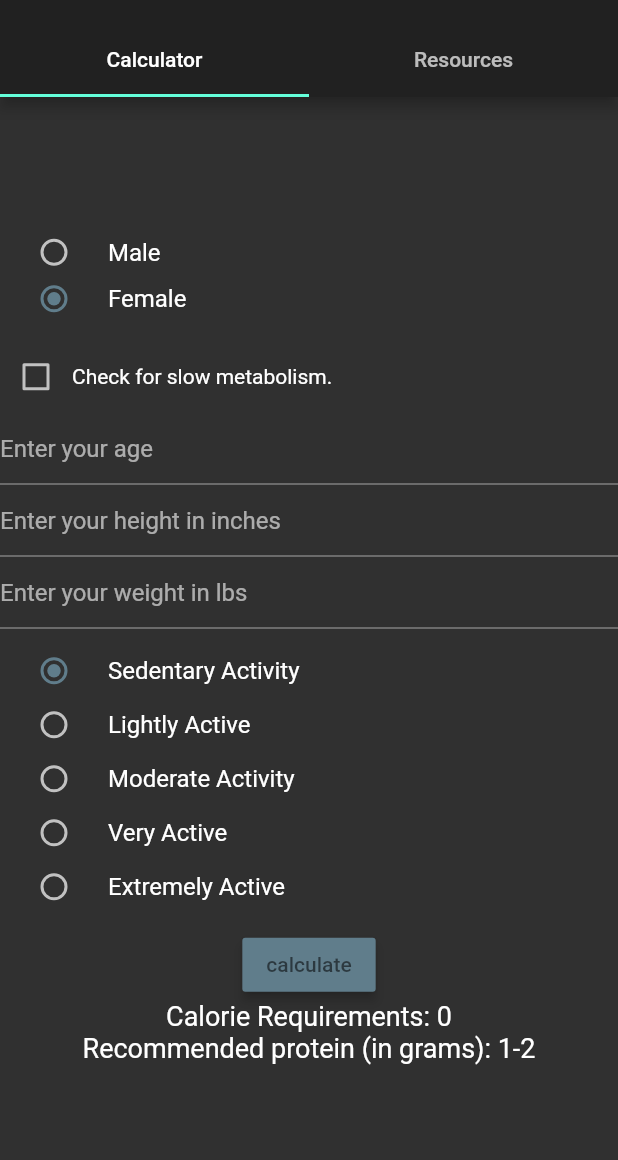
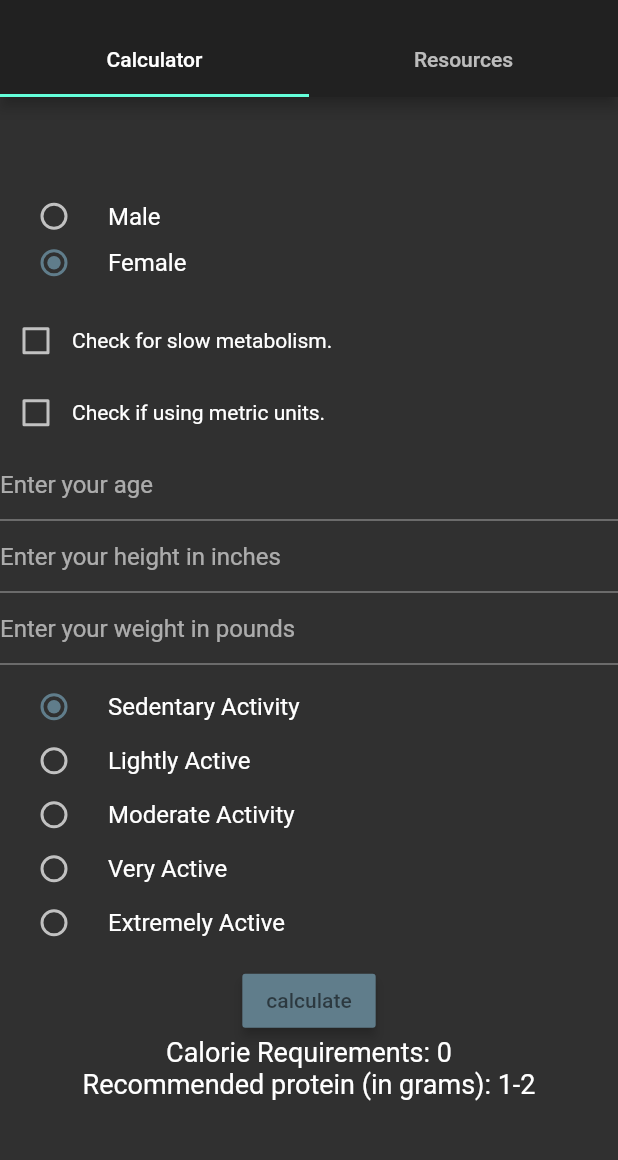
Before and after one commit to mehulghosal/energy_needs, a Flutter app: the screen it shows after launch, on a phone screen of 412 x 824 dp, the part 59-1219 px from its top. Run offline on Flutter 3.47's test engine with Material 2 defaults, Android fonts, the phone set to English and light mode, and no system bars.

```diff
--- a/energy_needs/lib/main.dart
+++ b/energy_needs/lib/main.dart
@@ -78,7 +78,10 @@ class _MyHomePageState extends State<MyHomePage> {
   bool val = false;
 
   bool slowMetabolism = false;
-  bool imperial = false;
+
+  bool metric = false;
+  var heightHint = 'Enter your height in inches';
+  var weightHint = 'Enter your weight in pounds';
 
   //false for female
   bool gender = false;
@@ -94,7 +97,17 @@ class _MyHomePageState extends State<MyHomePage> {
       // called again, and so nothing would appear to happen.
 
 
-      basal = (247-(2.67*age)+(401.5*(height)) + (8.6*(weight)));
+      if(metric){
+        weight = weight * 2.20462;
+        height = height * 39.37 / 100;
+      }
+
+      if(!gender){
+        basal = (247 - (2.67*age) + (401.5*(height)) + (8.6*(weight))); //female formula
+      }
+      else{
+        basal = (293 - (3.8*age) + (456.4*(height)) + (10.12*(weight))); //male formula
+      }
       exerciseExpenditure = basal* activityLevel;
       thermalFood = (basal+exerciseExpenditure)*.1;
       calNeeds = basal + exerciseExpenditure + thermalFood;
@@ -122,6 +135,7 @@ class _MyHomePageState extends State<MyHomePage> {
       child: DefaultTabController(
         length: 2,
         child: Scaffold(
+          resizeToAvoidBottomPadding: false,
           appBar: AppBar(
             title: GestureDetector(
               child: Text('Energy needs'),
@@ -191,7 +205,34 @@ class _MyHomePageState extends State<MyHomePage> {
                             )
                           ],
                         ),
+
+                        Row(
+                          children: <Widget>[
+                            Checkbox(
+                              value: metric,
+                              activeColor: Colors.blueGrey,
+                              onChanged: (bool value){
+                                setState(() {
+                                  metric=value;
+                                  if(metric){
+                                    heightHint = 'Enter your height in centimeters';
+                                    weightHint = 'Enter your weight in kilograms';
+                                  }
+                                  else{
+                                    heightHint = 'Enter your height in inches';
+                                    weightHint = 'Enter your weight in pounds';
+                                  }
+                                });
+                              },
+                            ),
+                            Text(
+                                "Check if using metric units."
+                            )
+                          ],
+                        ),
+
                         TextFormField(
+                          keyboardType: TextInputType.number,
                           decoration: const InputDecoration(
                             hintText: 'Enter your age',
                           ),
@@ -204,20 +245,23 @@ class _MyHomePageState extends State<MyHomePage> {
                           },
                         ),
                         TextFormField(
-                          decoration: const InputDecoration(
-                            hintText: 'Enter your height in inches',
+                          keyboardType: TextInputType.number,
+                          decoration: InputDecoration(
+                            hintText: heightHint,
                           ),
                           validator: (h) {
                             if (!isNumeric(h)) {
                               return 'Please enter a valid height';
                             }
+
                             height = int.parse(h)/39.37;
                             return null;
                           },
                         ),
                         TextFormField(
-                          decoration: const InputDecoration(
-                            hintText: 'Enter your weight in lbs',
+                          keyboardType: TextInputType.number,
+                          decoration: InputDecoration(
+                            hintText: weightHint,
                           ),
                           validator: (w) {
                             if (!isNumeric(w)) {
```
Also changed, not shown: energy_needs.png (added), 9 other files.
